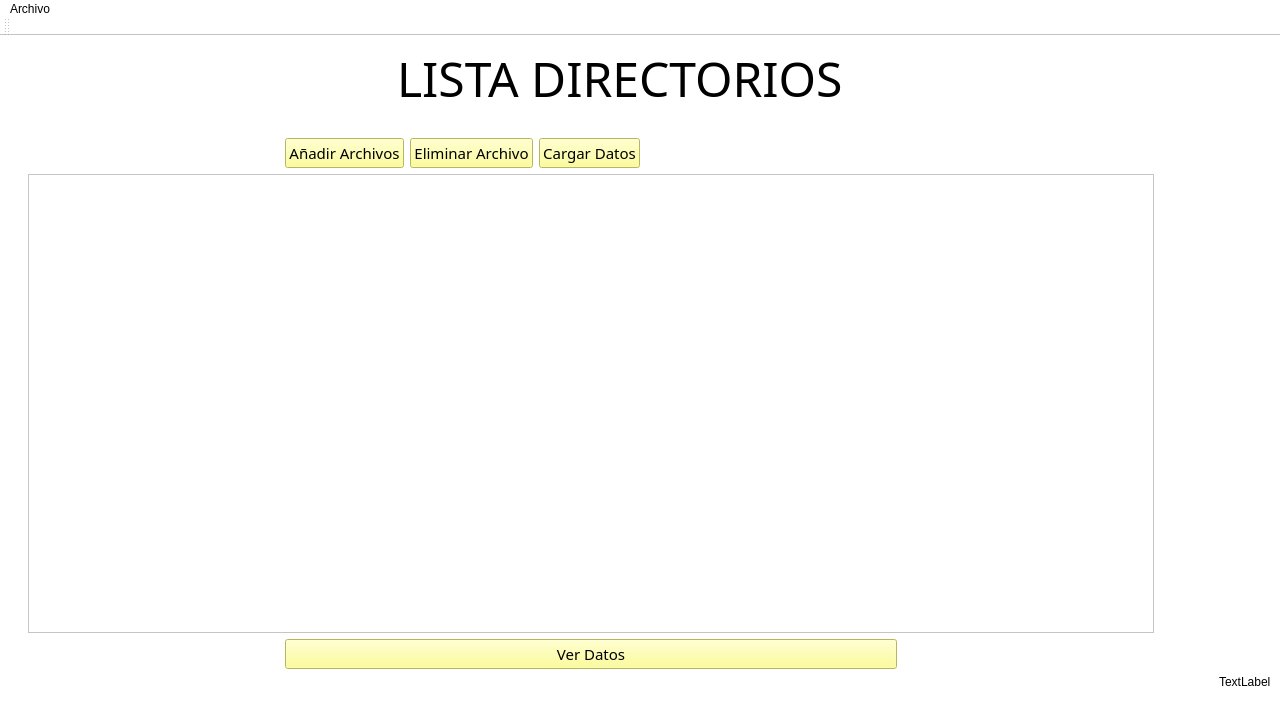
First picture: the form in Interfaz/UI/InicioSubirDatos.ui, repository Dumaru/ExcelReports, before the edit.
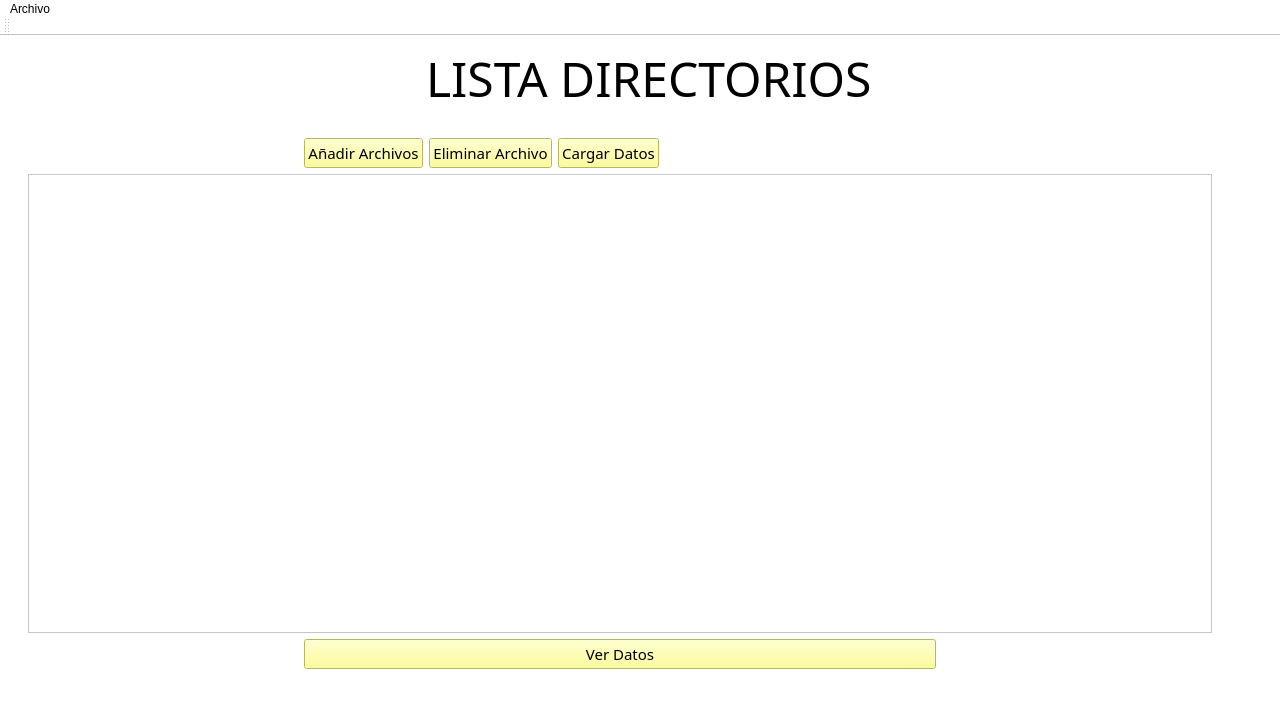
Second picture: the form after the edit. Icons and pictures are not drawn.

Patch:
```diff
--- a/Interfaz/UI/InicioSubirDatos.ui
+++ b/Interfaz/UI/InicioSubirDatos.ui
@@ -261,13 +261,6 @@
       </property>
      </widget>
     </item>
-    <item row="3" column="5">
-     <widget class="QLabel" name="label_6">
-      <property name="text">
-       <string>TextLabel</string>
-      </property>
-     </widget>
-    </item>
    </layout>
   </widget>
   <widget class="QMenuBar" name="menubar">
```
Left out of the diff: 72 changed lines with no effect on the pictures.
